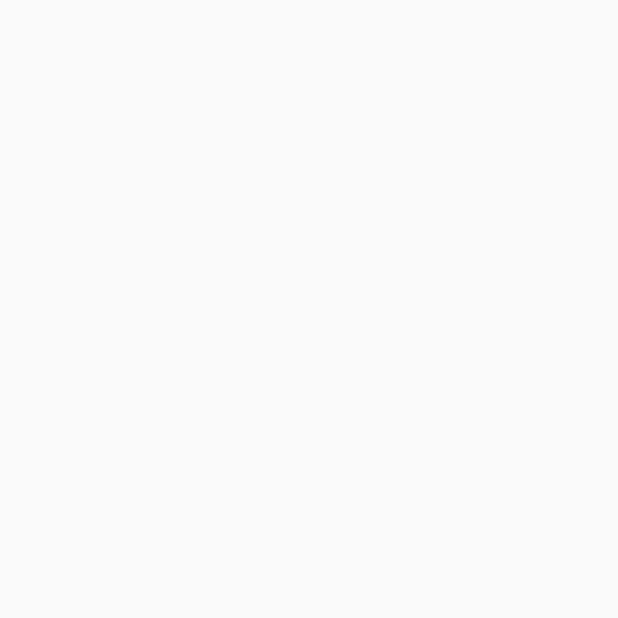
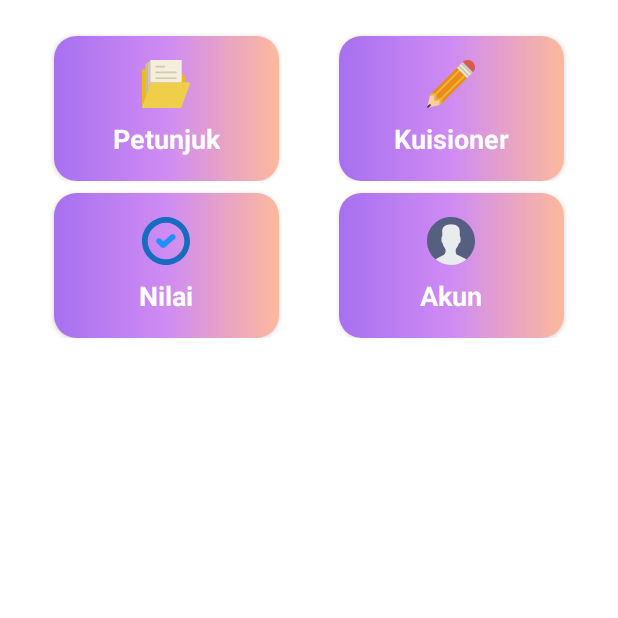
Before and after one commit to Pasek-Okasana/TIPES-Mobile, an Android app: the screen it shows after launch (MainActivityUser), on a phone screen of 412 x 824 dp, the top half of it. Before the commit the part shown is empty. Run offline under Robolectric (Android 15) with nearby library versions, the phone set to English and light mode, and no system bars.

```diff
--- a/app/src/main/java/com/tipes/mobile/view/user/MainActivityUser.java
+++ b/app/src/main/java/com/tipes/mobile/view/user/MainActivityUser.java
@@ -1,16 +1,99 @@
 package com.tipes.mobile.view.user;
 
 import android.os.Bundle;
+import android.util.Log;
+import android.view.View;
+import android.widget.Toast;
 
 import androidx.appcompat.app.AppCompatActivity;
+import androidx.recyclerview.widget.GridLayoutManager;
 
+import com.google.android.material.snackbar.Snackbar;
 import com.tipes.mobile.R;
+import com.tipes.mobile.databinding.ActivityMainUserBinding;
+import com.tipes.mobile.model.MenuDashboardModel;
+
+import java.util.ArrayList;
+import java.util.List;
 
 public class MainActivityUser extends AppCompatActivity {
+    private String TAG = MainActivityUser.class.getSimpleName();
+
+    private ActivityMainUserBinding binding;
+    private List<MenuDashboardModel> mMenuList, mList;
+
+    private GridLayoutManager mLayoutManager;
+    private MainUserAdapter mAdapter;
+
 
     @Override
     protected void onCreate(Bundle savedInstanceState) {
         super.onCreate(savedInstanceState);
-        setContentView(R.layout.activity_main_user);
+        binding = ActivityMainUserBinding.inflate(getLayoutInflater());
+        View view = binding.getRoot();
+        setContentView(view);
+
+        tambahDataMenu();
+        setMenu();
+        onClickItemMenu();
+    }
+
+    private void onClickItemMenu() {
+        mAdapter.setOnItemClickListener(new MainUserAdapter.ClickListener() {
+            @Override
+            public void onCardClick(View v, int position) {
+                makeLogI("Berhasil Diclik " + position);
+            }
+        });
+    }
+
+    private void setMenu() {
+        mList = new ArrayList<>();
+        mAdapter = new MainUserAdapter(mMenuList);
+        mLayoutManager = new GridLayoutManager(MainActivityUser.this, 2);
+        binding.recyclerHomeUser.setHasFixedSize(true);
+
+        binding.recyclerHomeUser.setLayoutManager(mLayoutManager);
+        binding.recyclerHomeUser.setAdapter(mAdapter);
+
+        mAdapter.notifyDataSetChanged();
+
+    }
+
+    private void tambahDataMenu() {
+        mMenuList = new ArrayList<>();
+        mMenuList.add(new MenuDashboardModel("Petunjuk", "", R.drawable.ic_folder_e_32dp));
+        mMenuList.add(new MenuDashboardModel("Kuisioner", "", R.drawable.ic_pencil_e_32dp));
+        mMenuList.add(new MenuDashboardModel("Nilai", "", R.drawable.ic_centang_e_32dp));
+        mMenuList.add(new MenuDashboardModel("Akun", "", R.drawable.ic_user_e_32dp));
+    }
+
+    /**
+     ==================== Make Toast
+     */
+    private void makeToast(String msg)
+    {
+        Toast.makeText(getApplicationContext(), msg, Toast.LENGTH_LONG).show();
+    }
+    private void makeSnack(String msg){
+        Snackbar snackbar1 = Snackbar
+                .make(binding.getRoot(), msg, Snackbar.LENGTH_LONG)
+                .setDuration(6000);
+
+        snackbar1.show();
+        snackbar1.setAction("OK", new View.OnClickListener() {
+            @Override
+            public void onClick(View v) {
+                snackbar1.dismiss();
+            }
+        });
+    }
+    private void makeLogI(String msg)
+    {
+        Log.i(TAG, msg);
+    }
+    private void makeLogD(String msg)
+    {
+        Log.d(TAG, msg);
     }
 }
--- a/app/src/main/java/com/tipes/mobile/view/user/MainUserAdapter.java
+++ b/app/src/main/java/com/tipes/mobile/view/user/MainUserAdapter.java
@@ -1,4 +1,80 @@
 package com.tipes.mobile.view.user;
 
-public class MainUserAdapter  {
+import android.view.LayoutInflater;
+import android.view.View;
+import android.view.ViewGroup;
+
+import androidx.annotation.NonNull;
+import androidx.recyclerview.widget.RecyclerView;
+
+import com.tipes.mobile.databinding.ItemMenuDashboardBinding;
+import com.tipes.mobile.model.MenuDashboardModel;
+
+import java.util.List;
+
+public class MainUserAdapter extends RecyclerView.Adapter<MainUserAdapter.MainHolder> {
+    private List<MenuDashboardModel> mList;
+    private static ClickListener clickListener;
+
+    public MainUserAdapter(List<MenuDashboardModel> mList) {
+        this.mList = mList;
+    }
+
+    @NonNull
+    @Override
+    public MainHolder onCreateViewHolder(@NonNull ViewGroup parent, int viewType) {
+        LayoutInflater layoutInflater = LayoutInflater.from(parent.getContext());
+        ItemMenuDashboardBinding binding = ItemMenuDashboardBinding.inflate(layoutInflater, parent, false);
+        return new MainHolder(binding);
+    }
+
+    @Override
+    public void onBindViewHolder(@NonNull MainHolder holder, int position) {
+        holder.bindToView(getItemPosition(position), position);
+    }
+
+    @Override
+    public int getItemCount() {
+        return mList.size();
+    }
+
+    public MenuDashboardModel getItemPosition(int position)
+    {
+        return  mList.get(position);
+    }
+
+    public class MainHolder extends RecyclerView.ViewHolder {
+        private ItemMenuDashboardBinding mBinding;
+        public MainHolder(ItemMenuDashboardBinding binding) {
+            super(binding.getRoot());
+            mBinding = binding;
+            mBinding.cardMenu.setOnClickListener(new View.OnClickListener() {
+                @Override
+                public void onClick(View view) {
+                    int pos = getAdapterPosition();
+                    if (pos != RecyclerView.NO_POSITION && clickListener != null) {
+                        clickListener.onCardClick(view, pos);
+                    }
+                }
+            });
+        }
+
+        public void bindToView(MenuDashboardModel itemPosition, int position) {
+            mBinding.imgLogo.setImageResource(itemPosition.getGambar());
+            mBinding.txtNama.setText(itemPosition.getNama());
+        }
+    }
+
+    /**
+     ===================================================================
+     Fungsi Item Bisa di klik
+     ===================================================================
+     **/
+    public void setOnItemClickListener(ClickListener clickListener) {
+        MainUserAdapter.clickListener = clickListener;
+    }
+
+    public interface ClickListener {
+        void onCardClick(View v, int position);
+    }
 }
--- /dev/null
+++ b/app/src/main/res/drawable/ic_centang_e_32dp.xml
@@ -0,0 +1,5 @@
+<vector android:height="32dp" android:viewportHeight="512"
+    android:viewportWidth="512" android:width="32dp" xmlns:android="http://schemas.android.com/apk/res/android">
+    <path android:fillColor="#1E90FF" android:pathData="M225.882,331.294c-7.981,-0.03 -15.616,-3.223 -21.233,-8.885l-45.176,-45.176c-11.761,-11.761 -11.761,-30.856 0,-42.616s30.856,-11.761 42.616,0l25.449,25.449l84.179,-72.132c13.809,-9.276 32.527,-5.587 41.788,8.222c7.695,11.475 6.611,26.699 -2.635,36.954l-105.412,90.353C240.083,328.343 233.141,331.128 225.882,331.294z"/>
+    <path android:fillColor="#166CBF" android:pathData="M256,512C114.613,512 0,397.387 0,256S114.613,0 256,0s256,114.613 256,256S397.387,512 256,512zM256,60.235C147.878,60.235 60.235,147.878 60.235,256S147.878,451.765 256,451.765S451.765,364.122 451.765,256S364.122,60.235 256,60.235z"/>
+</vector>
--- /dev/null
+++ b/app/src/main/res/drawable/ic_folder_e_32dp.xml
@@ -0,0 +1,12 @@
+<vector android:height="32dp" android:viewportHeight="58"
+    android:viewportWidth="58" android:width="32dp" xmlns:android="http://schemas.android.com/apk/res/android">
+    <path android:fillColor="#EFCE4A" android:pathData="M46.324,58H1.565c-1.03,0 -1.779,-0.978 -1.51,-1.973l10.166,-27.871C10.405,27.474 11.024,27 11.731,27H56.49c1.03,0 1.51,0.984 1.51,1.973L47.834,56.844C47.65,57.526 47.031,58 46.324,58z"/>
+    <path android:fillColor="#EBBA16" android:pathData="M50.268,18H48v9h4v-7.268C52,18.775 51.224,18 50.268,18z"/>
+    <path android:fillColor="#EBBA16" android:pathData="M4,11H1.732C0.776,11 0,11.775 0,12.732V55.46c0.069,0.002 0.138,0.006 0.205,0.01L4,45.122V11z"/>
+    <path android:fillColor="#F4EFDC" android:pathData="M10.221,28.156C10.405,27.474 11.024,27 11.731,27h2H48V15V0H33H10v28.761L10.221,28.156z"/>
+    <path android:fillColor="#CEC9AE" android:pathData="M17,16h24c0.552,0 1,-0.447 1,-1s-0.448,-1 -1,-1H17c-0.552,0 -1,0.447 -1,1S16.448,16 17,16z"/>
+    <path android:fillColor="#CEC9AE" android:pathData="M17,9h10c0.552,0 1,-0.447 1,-1s-0.448,-1 -1,-1H17c-0.552,0 -1,0.447 -1,1S16.448,9 17,9z"/>
+    <path android:fillColor="#CEC9AE" android:pathData="M41,21H17c-0.552,0 -1,0.447 -1,1s0.448,1 1,1h24c0.552,0 1,-0.447 1,-1S41.552,21 41,21z"/>
+    <path android:fillColor="#CEC9AE" android:pathData="M10,28.761l0,-26.761l-3,0l0,34.986z"/>
+    <path android:fillColor="#D1BF86" android:pathData="M7,36.986l0,-32.986l-3,0l0,41.211z"/>
+</vector>
--- /dev/null
+++ b/app/src/main/res/drawable/ic_pencil_e_32dp.xml
@@ -0,0 +1,14 @@
+<vector android:height="32dp" android:viewportHeight="53.255"
+    android:viewportWidth="53.255" android:width="32dp" xmlns:android="http://schemas.android.com/apk/res/android">
+    <path android:fillColor="#D75A4A" android:pathData="M39.598,2.343c3.124,-3.124 8.19,-3.124 11.314,0s3.124,8.19 0,11.314L39.598,2.343z"/>
+    <path android:fillColor="#ED8A19" android:pathData="M42.426,17.899l-25.914,25.915l-0.53,4.773l28.566,-28.567l0,0z"/>
+    <path android:fillColor="#ED8A19" android:pathData="M10.325,42.93l4.773,-0.53l25.914,-25.915l-4.242,-4.242l-25.915,25.914z"/>
+    <path android:fillColor="#ED8A19" android:pathData="M35.356,10.829l-2.122,-2.122l0,0l-28.566,28.566l4.773,-0.53z"/>
+    <path android:fillColor="#C7CAC7" android:pathData="M48.79,15.778l0,0l2.122,-2.121l-11.314,-11.314l-2.122,2.122l0.001,0z"/>
+    <path android:fillColor="#C7CAC7" android:pathData="M36.062,5.879l0,0l-1.414,1.414l0,0l11.314,11.313l0,0l1.414,-1.414l0,0z"/>
+    <path android:fillColor="#FBCE9D" android:pathData="M14.424,44.488l-5.122,0.569c-0.036,0.004 -0.073,0.006 -0.109,0.006c0,0 -0.001,0 -0.001,0H9.192H9.192c-0.001,0 -0.001,0 -0.001,0c-0.036,0 -0.073,-0.002 -0.109,-0.006c-0.039,-0.004 -0.071,-0.026 -0.108,-0.035c-0.072,-0.017 -0.141,-0.035 -0.207,-0.067c-0.05,-0.024 -0.093,-0.053 -0.138,-0.084c-0.057,-0.04 -0.109,-0.083 -0.157,-0.134c-0.038,-0.04 -0.069,-0.081 -0.1,-0.127c-0.038,-0.057 -0.069,-0.116 -0.095,-0.181c-0.022,-0.054 -0.038,-0.107 -0.05,-0.165c-0.007,-0.032 -0.024,-0.059 -0.028,-0.092c-0.004,-0.038 0.01,-0.073 0.01,-0.11c0,-0.038 -0.014,-0.072 -0.01,-0.11l0.569,-5.122l-5.122,0.569c-0.037,0.004 -0.075,0.006 -0.111,0.006c-0.079,0 -0.152,-0.024 -0.227,-0.042L0.442,51.399l2.106,-2.106c0.391,-0.391 1.023,-0.391 1.414,0s0.391,1.023 0,1.414l-2.106,2.106l12.03,-2.864c-0.026,-0.109 -0.043,-0.222 -0.03,-0.339L14.424,44.488z"/>
+    <path android:fillColor="#38454F" android:pathData="M3.962,49.293c-0.391,-0.391 -1.023,-0.391 -1.414,0l-2.106,2.106L0,53.255l1.856,-0.442l2.106,-2.106C4.352,50.316 4.352,49.684 3.962,49.293z"/>
+    <path android:fillColor="#F2ECBF" android:pathData="M48.79,15.778l-11.313,-11.313l-0.001,0l-1.414,1.414l0,0l11.314,11.313l0,0l1.414,-1.414z"/>
+    <path android:fillColor="#EBBA16" android:pathData="M41.012,16.485L15.098,42.4l-4.773,0.53l0.53,-4.773L36.77,12.243l-1.414,-1.414L9.441,36.743l-4.773,0.53l-1.133,1.133l-0.228,0.957c0.075,0.018 0.147,0.042 0.227,0.042c0.036,0 0.074,-0.002 0.111,-0.006l5.122,-0.569l-0.569,5.122c-0.004,0.038 0.01,0.073 0.01,0.11c0,0.038 -0.014,0.072 -0.01,0.11c0.004,0.033 0.021,0.06 0.028,0.092c0.012,0.057 0.029,0.112 0.05,0.165c0.026,0.064 0.057,0.124 0.095,0.181c0.03,0.045 0.063,0.088 0.1,0.127c0.047,0.05 0.1,0.094 0.157,0.134c0.044,0.031 0.089,0.061 0.138,0.084c0.065,0.031 0.135,0.05 0.207,0.067c0.038,0.009 0.069,0.03 0.108,0.035c0.036,0.004 0.072,0.006 0.109,0.006h0.001h0h0.001h0.001c0,0 0.001,0 0.001,0h0c0.035,0 0.072,-0.002 0.109,-0.006l5.122,-0.569l-0.569,5.122c-0.013,0.118 0.004,0.23 0.03,0.339l0.963,-0.229l1.133,-1.132l0.53,-4.773l25.914,-25.915L41.012,16.485z"/>
+    <path android:fillColor="#F2ECBF" android:pathData="M45.962,18.606l-11.314,-11.313l0,0l-1.414,1.414l0,0l2.122,2.122l1.414,1.414l4.242,4.242l1.414,1.414l2.122,2.121l0,0l1.414,-1.414z"/>
+</vector>
--- /dev/null
+++ b/app/src/main/res/drawable/ic_time_e_32dp.xml
@@ -0,0 +1,9 @@
+<vector android:height="32dp" android:viewportHeight="60"
+    android:viewportWidth="60" android:width="32dp" xmlns:android="http://schemas.android.com/apk/res/android">
+    <path android:fillColor="#E6E6E6" android:pathData="M41.857,22.096C43.82,20.786 45,18.582 45,16.222V5H15v11.222c0,2.36 1.18,4.564 3.143,5.874l9.319,6.843C27.8,29.187 28,29.581 28,30l0,0c0,0.419 -0.2,0.813 -0.537,1.061l-9.319,6.843C16.18,39.214 15,41.418 15,43.778V55h30V43.778c0,-2.36 -1.18,-4.564 -3.143,-5.874l-9.319,-6.843C32.2,30.813 32,30.419 32,30l0,0c0,-0.419 0.2,-0.813 0.537,-1.061L41.857,22.096z"/>
+    <path android:fillColor="#9E6C53" android:pathData="M10,55h40v4h-40z"/>
+    <path android:fillColor="#9E6C53" android:pathData="M10,1h40v4h-40z"/>
+    <path android:fillColor="#8A5336" android:pathData="M54,58h-4H6c-0.552,0 -1,0.447 -1,1s0.448,1 1,1h44h4c0.552,0 1,-0.447 1,-1S54.552,58 54,58z"/>
+    <path android:fillColor="#8A5336" android:pathData="M6,2h44h4c0.552,0 1,-0.447 1,-1s-0.448,-1 -1,-1h-4H6C5.448,0 5,0.447 5,1S5.448,2 6,2z"/>
+    <path android:fillColor="#EBBA16" android:pathData="M40.192,19.6C41.324,18.845 42,17.582 42,16.223v0c0,-1.306 -0.889,-2.445 -2.156,-2.762L24.791,9.698C21.342,8.835 18,11.444 18,15v1.223c0,1.359 0.676,2.622 1.808,3.377L29,26.346v15.877c0,3.63 -3.764,6.036 -7.058,4.511l0,0c-1.774,-0.821 -3.922,0.394 -3.941,2.349c0,0.014 0,0.027 0,0.041V55h24V43.777c0,-0.014 0,-0.027 0,-0.041c-0.019,-1.931 -1.889,-3.322 -3.791,-2.991l-2.049,0.357C33.466,41.571 31,39.497 31,36.763V26.346L40.192,19.6z"/>
+</vector>
--- a/app/src/main/res/layout/activity_main_user.xml
+++ b/app/src/main/res/layout/activity_main_user.xml
@@ -4,6 +4,13 @@
     xmlns:tools="http://schemas.android.com/tools"
     android:layout_width="match_parent"
     android:layout_height="match_parent"
+    android:background="@android:color/white"
     tools:context=".view.user.MainActivityUser">
 
+    <androidx.recyclerview.widget.RecyclerView
+        android:id="@+id/recycler_home_user"
+        android:layout_width="match_parent"
+        android:layout_height="match_parent"
+        android:padding="16dp"/>
+
 </androidx.constraintlayout.widget.ConstraintLayout>
--- /dev/null
+++ b/app/src/main/res/layout/item_menu_dashboard.xml
@@ -0,0 +1,48 @@
+<?xml version="1.0" encoding="utf-8"?>
+<androidx.constraintlayout.widget.ConstraintLayout xmlns:android="http://schemas.android.com/apk/res/android"
+    android:layout_width="match_parent"
+    android:layout_height="wrap_content"
+    xmlns:app="http://schemas.android.com/apk/res-auto">
+
+    <androidx.cardview.widget.CardView
+        android:id="@+id/card_menu"
+        android:layout_width="150dp"
+        android:layout_height="wrap_content"
+        android:layout_marginStart="16dp"
+        android:layout_marginEnd="16dp"
+        android:layout_marginTop="8dp"
+        android:layout_marginBottom="12dp"
+        android:elevation="6dp"
+        app:cardCornerRadius="15dp"
+        android:padding="16dp"
+        app:layout_constraintTop_toTopOf="parent"
+        app:layout_constraintStart_toStartOf="parent"
+        app:layout_constraintEnd_toEndOf="parent">
+
+        <LinearLayout
+            android:layout_width="match_parent"
+            android:layout_height="wrap_content"
+            android:orientation="vertical"
+            android:padding="16dp"
+            android:background="@drawable/gradien_co_radar">
+
+            <ImageView
+                android:id="@+id/img_logo"
+                android:layout_width="32dp"
+                android:layout_height="32dp"
+                android:layout_gravity="center"/>
+            <TextView
+                android:id="@+id/txt_nama"
+                android:layout_gravity="center"
+                android:layout_width="wrap_content"
+                android:layout_height="wrap_content"
+                android:layout_marginTop="8dp"
+                android:textSize="18sp"
+                android:textColor="@android:color/white"
+                android:textStyle="bold"
+                android:text=""/>
+        </LinearLayout>
+
+    </androidx.cardview.widget.CardView>
+
+</androidx.constraintlayout.widget.ConstraintLayout>
```
